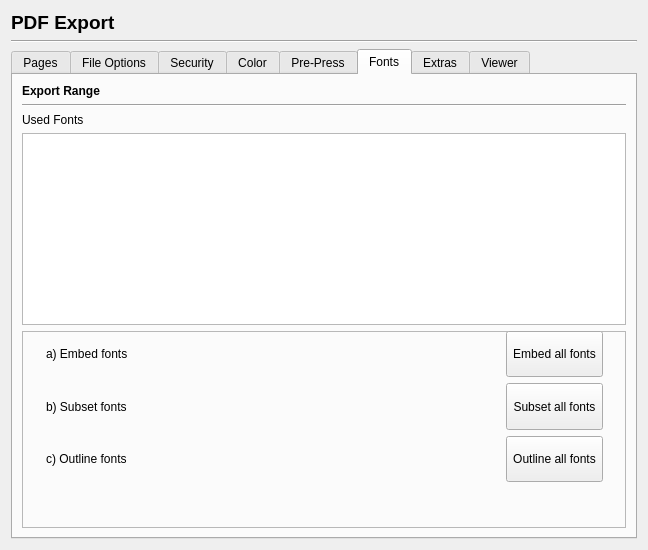
The window that scribus/ui/prefs_pdfexportbase.ui (scribusproject/scribus) describes before a commit, drawn with Qt 5.
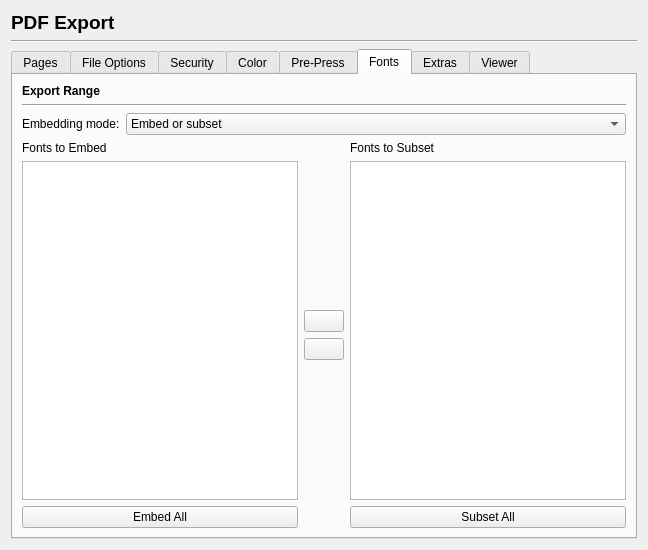
The same window after the commit. The open tabs and pages were chosen to show the change. Custom widgets are drawn as their Qt base class.

Commit message: new font options GUI for pdf export

```diff
--- a/scribus/ui/prefs_pdfexportbase.ui
+++ b/scribus/ui/prefs_pdfexportbase.ui
@@ -1294,6 +1294,42 @@
          </property>
         </widget>
        </item>
+       <item>
+        <layout class="QHBoxLayout" name="horizontalLayout_7">
+         <item>
+          <widget class="QLabel" name="label_44">
+           <property name="sizePolicy">
+            <sizepolicy hsizetype="Maximum" vsizetype="Preferred">
+             <horstretch>0</horstretch>
+             <verstretch>0</verstretch>
+            </sizepolicy>
+           </property>
+           <property name="text">
+            <string>Embedding mode:</string>
+           </property>
+          </widget>
+         </item>
+         <item>
+          <widget class="QComboBox" name="fontEmbeddingCombo">
+           <item>
+            <property name="text">
+             <string>Embed or subset</string>
+            </property>
+           </item>
+           <item>
+            <property name="text">
+             <string>Outline fonts</string>
+            </property>
+           </item>
+           <item>
+            <property name="text">
+             <string>Don't embed</string>
+            </property>
+           </item>
+          </widget>
+         </item>
+        </layout>
+       </item>
        <item>
         <layout class="QHBoxLayout" name="horizontalLayout_8">
          <item>
@@ -1301,166 +1337,88 @@
            <item>
             <widget class="QLabel" name="availableListLabel">
              <property name="text">
-              <string>Used Fonts</string>
+              <string>Fonts to Embed</string>
              </property>
             </widget>
            </item>
            <item>
-            <widget class="QTableView" name="FontTable">
-             <property name="sizePolicy">
-              <sizepolicy hsizetype="Expanding" vsizetype="Expanding">
-               <horstretch>0</horstretch>
-               <verstretch>0</verstretch>
-              </sizepolicy>
+            <widget class="QListWidget" name="embeddedFontsListWidget"/>
+           </item>
+           <item>
+            <widget class="QPushButton" name="embedAllButton">
+             <property name="text">
+              <string>Embed All</string>
              </property>
             </widget>
            </item>
+          </layout>
+         </item>
+         <item>
+          <layout class="QVBoxLayout" name="verticalLayout_10">
            <item>
-            <widget class="QFrame" name="frame">
-             <property name="sizePolicy">
-              <sizepolicy hsizetype="Preferred" vsizetype="Preferred">
-               <horstretch>0</horstretch>
-               <verstretch>1</verstretch>
-              </sizepolicy>
+            <spacer name="verticalSpacer_20">
+             <property name="orientation">
+              <enum>Qt::Vertical</enum>
              </property>
-             <property name="frameShape">
-              <enum>QFrame::StyledPanel</enum>
+             <property name="sizeHint" stdset="0">
+              <size>
+               <width>20</width>
+               <height>40</height>
+              </size>
              </property>
-             <property name="frameShadow">
-              <enum>QFrame::Raised</enum>
+            </spacer>
+           </item>
+           <item>
+            <widget class="QPushButton" name="toSubsetButton">
+             <property name="text">
+              <string/>
              </property>
-             <widget class="QWidget" name="gridLayoutWidget">
-              <property name="geometry">
-               <rect>
-                <x>0</x>
-                <y>0</y>
-                <width>581</width>
-                <height>151</height>
-               </rect>
-              </property>
-              <layout class="QGridLayout" name="gridLayout_2" columnstretch="1,0">
-               <property name="sizeConstraint">
-                <enum>QLayout::SetDefaultConstraint</enum>
-               </property>
-               <property name="topMargin">
-                <number>0</number>
-               </property>
-               <property name="horizontalSpacing">
-                <number>0</number>
-               </property>
-               <property name="verticalSpacing">
-                <number>-1</number>
-               </property>
-               <item row="0" column="0">
-                <widget class="QLabel" name="label_45">
-                 <property name="sizePolicy">
-                  <sizepolicy hsizetype="Preferred" vsizetype="Minimum">
-                   <horstretch>0</horstretch>
-                   <verstretch>0</verstretch>
-                  </sizepolicy>
-                 </property>
-                 <property name="locale">
-                  <locale language="C" country="AnyCountry"/>
-                 </property>
-                 <property name="text">
-                  <string>a) Embed fonts</string>
-                 </property>
-                 <property name="alignment">
-                  <set>Qt::AlignLeading|Qt::AlignLeft|Qt::AlignVCenter</set>
-                 </property>
-                 <property name="indent">
-                  <number>24</number>
-                 </property>
-                </widget>
-               </item>
-               <item row="2" column="0">
-                <widget class="QLabel" name="label_46">
-                 <property name="sizePolicy">
-                  <sizepolicy hsizetype="Preferred" vsizetype="Minimum">
-                   <horstretch>0</horstretch>
-                   <verstretch>0</verstretch>
-                  </sizepolicy>
-                 </property>
-                 <property name="locale">
-                  <locale language="C" country="AnyCountry"/>
-                 </property>
-                 <property name="text">
-                  <string>c) Outline fonts</string>
-                 </property>
-                 <property name="indent">
-                  <number>24</number>
-                 </property>
-                </widget>
-               </item>
-               <item row="1" column="1">
-                <widget class="QToolButton" name="SubsetAllFontsButton">
-                 <property name="sizePolicy">
-                  <sizepolicy hsizetype="Minimum" vsizetype="Minimum">
-                   <horstretch>0</horstretch>
-                   <verstretch>0</verstretch>
-                  </sizepolicy>
-                 </property>
-                 <property name="locale">
-                  <locale language="C" country="AnyCountry"/>
-                 </property>
-                 <property name="text">
-                  <string>Subset all fonts</string>
-                 </property>
-                </widget>
-               </item>
-               <item row="1" column="0">
-                <widget class="QLabel" name="label_44">
-                 <property name="sizePolicy">
-                  <sizepolicy hsizetype="Preferred" vsizetype="Minimum">
-                   <horstretch>0</horstretch>
-                   <verstretch>0</verstretch>
-                  </sizepolicy>
-                 </property>
-                 <property name="locale">
-                  <locale language="C" country="AnyCountry"/>
-                 </property>
-                 <property name="text">
-                  <string>b) Subset fonts</string>
-                 </property>
-                 <property name="indent">
-                  <number>24</number>
-                 </property>
-                </widget>
-               </item>
-               <item row="2" column="1">
-                <widget class="QToolButton" name="OutlineAllFontsButton">
-                 <property name="sizePolicy">
-                  <sizepolicy hsizetype="Minimum" vsizetype="Minimum">
-                   <horstretch>0</horstretch>
-                   <verstretch>0</verstretch>
-                  </sizepolicy>
-                 </property>
-                 <property name="text">
-                  <string>Outline all fonts</string>
-                 </property>
-                </widget>
-               </item>
-               <item row="0" column="1">
-                <widget class="QToolButton" name="EmbedAllFontsButton">
-                 <property name="sizePolicy">
-                  <sizepolicy hsizetype="Minimum" vsizetype="Minimum">
-                   <horstretch>0</horstretch>
-                   <verstretch>0</verstretch>
-                  </sizepolicy>
-                 </property>
-                 <property name="locale">
-                  <locale language="C" country="AnyCountry"/>
-                 </property>
-                 <property name="text">
-                  <string>Embed all fonts</string>
-                 </property>
-                 <property name="autoExclusive">
-                  <bool>false</bool>
-                 </property>
-                </widget>
-               </item>
-              </layout>
-             </widget>
+            </widget>
+           </item>
+           <item>
+            <widget class="QPushButton" name="fromSubsetButton">
+             <property name="font">
+              <font>
+               <stylestrategy>PreferDefault</stylestrategy>
+              </font>
+             </property>
+             <property name="text">
+              <string/>
+             </property>
+            </widget>
+           </item>
+           <item>
+            <spacer name="verticalSpacer_14">
+             <property name="orientation">
+              <enum>Qt::Vertical</enum>
+             </property>
+             <property name="sizeHint" stdset="0">
+              <size>
+               <width>20</width>
+               <height>40</height>
+              </size>
+             </property>
+            </spacer>
+           </item>
+          </layout>
+         </item>
+         <item>
+          <layout class="QVBoxLayout" name="verticalLayout_9">
+           <item>
+            <widget class="QLabel" name="subsetListLabel">
+             <property name="text">
+              <string>Fonts to Subset</string>
+             </property>
+            </widget>
+           </item>
+           <item>
+            <widget class="QListWidget" name="subsettedFontsListWidget"/>
+           </item>
+           <item>
+            <widget class="QPushButton" name="subsetAllButton">
+             <property name="text">
+              <string>Subset All</string>
+             </property>
             </widget>
            </item>
           </layout>
```
Left out of the diff: 17 changed lines with no effect on the pictures. The commit also changes 15 other files.
